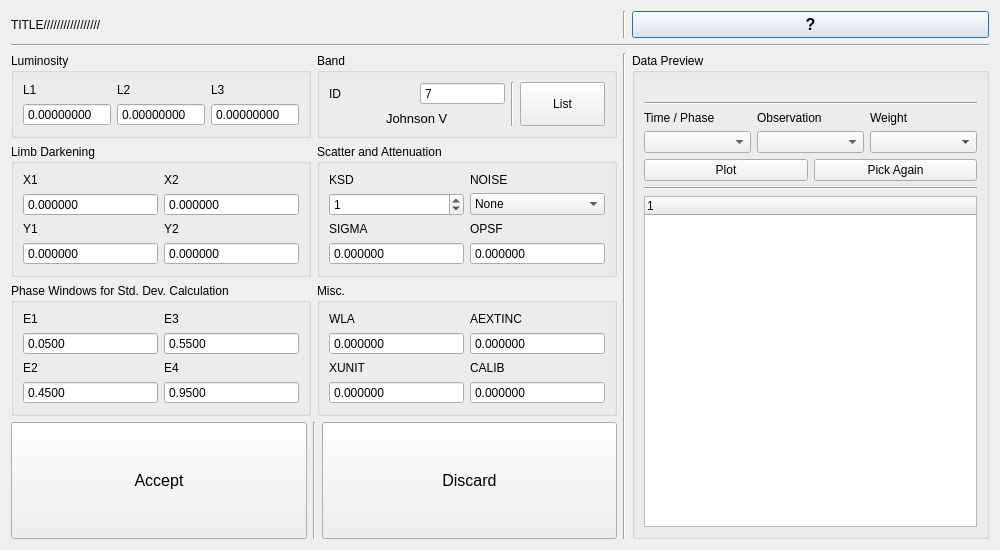
This is resources/curveproperties_dialog.ui in Varnani/pywd2015-qt5 as Qt 5 draws it before an edit. The edited form follows.
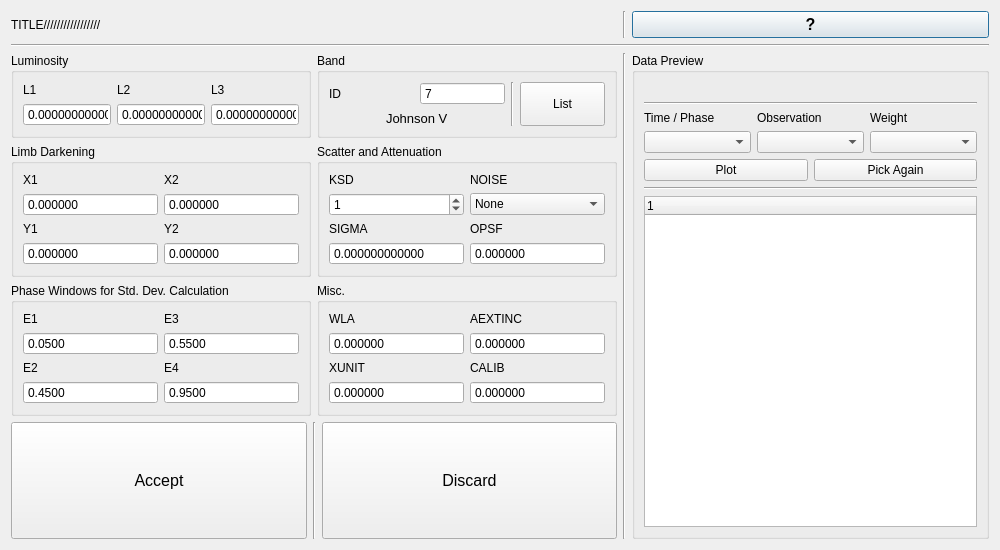
This is the edited form.

Commit message: *Format of "SIGMA" value in curveproperties dialog was increased to 12 decimals.

Patch:
```diff
--- a/resources/curveproperties_dialog.ui
+++ b/resources/curveproperties_dialog.ui
@@ -156,7 +156,7 @@
          <enum>QAbstractSpinBox::NoButtons</enum>
         </property>
         <property name="decimals">
-         <number>6</number>
+         <number>12</number>
         </property>
         <property name="minimum">
          <double>-99999.000000000000000</double>
@@ -279,7 +279,7 @@
          <enum>QAbstractSpinBox::NoButtons</enum>
         </property>
         <property name="decimals">
-         <number>8</number>
+         <number>12</number>
         </property>
         <property name="minimum">
          <double>-99999.000000000000000</double>
@@ -305,7 +305,7 @@
          <enum>QAbstractSpinBox::NoButtons</enum>
         </property>
         <property name="decimals">
-         <number>8</number>
+         <number>12</number>
         </property>
         <property name="minimum">
          <double>-99999.000000000000000</double>
@@ -341,7 +341,7 @@
          <enum>QAbstractSpinBox::NoButtons</enum>
         </property>
         <property name="decimals">
-         <number>8</number>
+         <number>12</number>
         </property>
         <property name="minimum">
          <double>-99999.000000000000000</double>
```
The commit also changes 1 other file.
